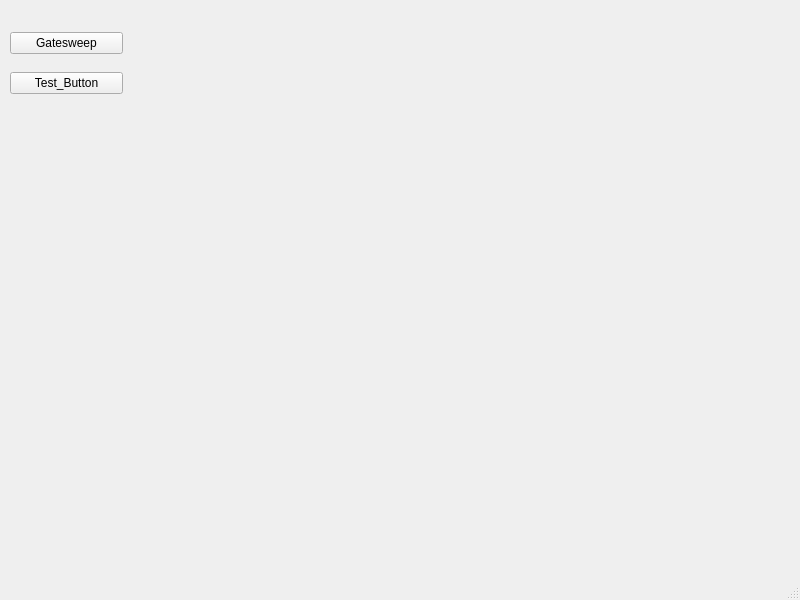
Old version of the form Starter.ui in the repository FalconTube/lab_software.
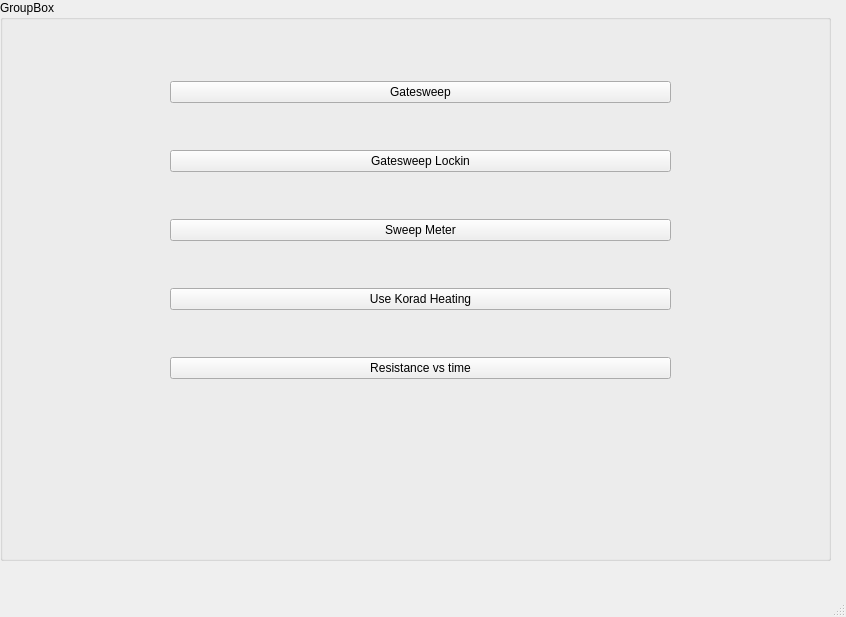
New version of the form.

Commit message: Starter and meter sweep

The edit to the form file:
```diff
--- a/Starter.ui
+++ b/Starter.ui
@@ -6,21 +6,33 @@
    <rect>
     <x>0</x>
     <y>0</y>
-    <width>800</width>
-    <height>600</height>
+    <width>846</width>
+    <height>617</height>
    </rect>
   </property>
   <property name="windowTitle">
    <string>MainWindow</string>
   </property>
   <widget class="QWidget" name="centralwidget">
+   <widget class="QGroupBox" name="AllButtonsBox">
+    <property name="geometry">
+     <rect>
+      <x>0</x>
+      <y>0</y>
+      <width>831</width>
+      <height>561</height>
+     </rect>
+    </property>
+    <property name="title">
+     <string>GroupBox</string>
+    </property>
    <widget class="QWidget" name="">
     <property name="geometry">
      <rect>
-      <x>10</x>
-      <y>20</y>
-      <width>113</width>
-      <height>88</height>
+       <x>170</x>
+       <y>40</y>
+       <width>501</width>
+       <height>381</height>
      </rect>
     </property>
     <layout class="QVBoxLayout" name="verticalLayout">
@@ -32,21 +44,43 @@
       </widget>
      </item>
      <item>
-      <widget class="QPushButton" name="Test_Button">
+       <widget class="QPushButton" name="Gatesweep_Lockin">
        <property name="text">
-        <string>Test_Button</string>
+         <string>Gatesweep Lockin</string>
+        </property>
+       </widget>
+      </item>
+      <item>
+       <widget class="QPushButton" name="SweepMeter">
+        <property name="text">
+         <string>Sweep Meter</string>
+        </property>
+       </widget>
+      </item>
+      <item>
+       <widget class="QPushButton" name="korad_usage_2">
+        <property name="text">
+         <string>Use Korad Heating</string>
+        </property>
+       </widget>
+      </item>
+      <item>
+       <widget class="QPushButton" name="Resist_vs_time">
+        <property name="text">
+         <string>Resistance vs time</string>
        </property>
       </widget>
      </item>
     </layout>
    </widget>
   </widget>
+  </widget>
   <widget class="QMenuBar" name="menubar">
    <property name="geometry">
     <rect>
      <x>0</x>
      <y>0</y>
-     <width>800</width>
+     <width>846</width>
      <height>36</height>
     </rect>
    </property>
```
Lines whose indentation alone changed are shown as unchanged. The commit also changes 2 other files.
